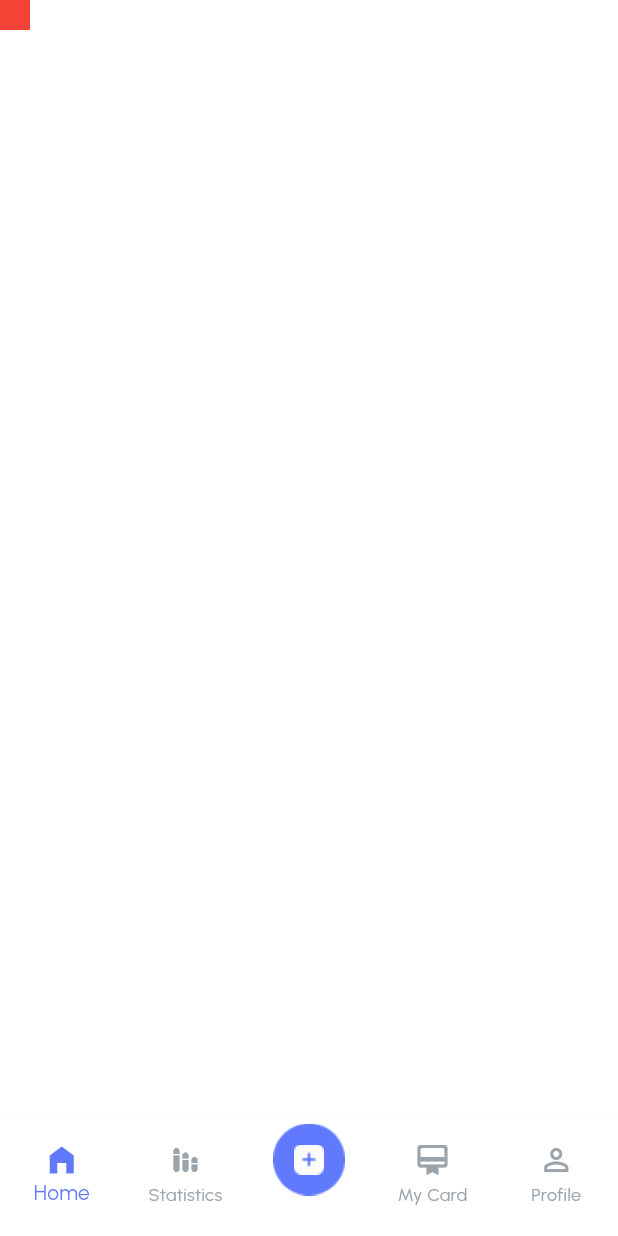
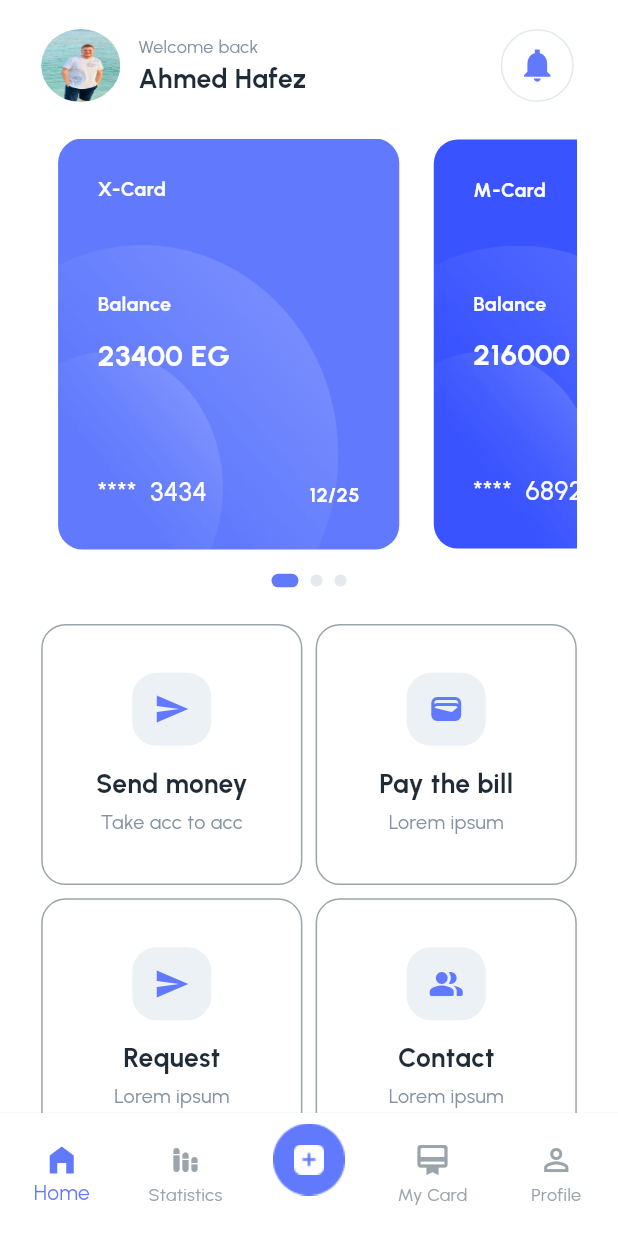
Before and after one commit to AhmedHafez32/Finance-App, a Flutter app: the screen it shows after launch, on a phone screen of 412 x 824 dp. Run offline on Flutter 3.47's test engine with Material 3 defaults, Android fonts, the phone set to English and light mode, and no system bars; drawn by our look-alikes of carousel_slider, dots_indicator; our stand-ins replace flutter_screenutil, flutter_svg, go_router, pin_code_fields.

Commit message:
create home page

```diff
--- a/lib/core/styling/app_assets.dart
+++ b/lib/core/styling/app_assets.dart
@@ -4,6 +4,8 @@ class AppAssets{
   static const String sticker = 'assets/images/sticker.png';
   static const String addIconBackground = 'assets/images/addIconBackground.png';
   static const String addIconPlus = 'assets/images/addIconPlus.png';
+  static const String layer1 = 'assets/images/layer1.png';
+  static const String layer2 = 'assets/images/layer2.png';
 
 
   static const String facebookSVGIcon = 'assets/icons/facebook.svg';
--- a/lib/core/widgets/custom_button_text.dart
+++ b/lib/core/widgets/custom_button_text.dart
@@ -1,5 +1,5 @@
 import 'package:flutter/material.dart';
-import 'package:go_router/go_router.dart';
+
 
 import '../styling/app_color.dart';
 import '../styling/app_style.dart';
--- /dev/null
+++ b/lib/features/home_page/home_page.dart
@@ -0,0 +1,65 @@
+import 'package:finance_app_v1/core/widgets/spacing_widgets.dart';
+import 'package:finance_app_v1/features/home_page/widget/carousel_widget.dart';
+import 'package:finance_app_v1/features/home_page/widget/custome_home_page_item_widget.dart';
+import 'package:finance_app_v1/features/home_page/widget/top_profile_notification_widget.dart';
+import 'package:flutter/material.dart';
+import 'package:flutter_screenutil/flutter_screenutil.dart';
+
+class HomePage extends StatefulWidget {
+  const HomePage({super.key});
+
+  @override
+  State<HomePage> createState() => _HomePageState();
+}
+
+class _HomePageState extends State<HomePage> {
+  @override
+  Widget build(BuildContext context) {
+    return SafeArea(
+      child: Padding(
+        padding: EdgeInsets.symmetric(horizontal: 25.w),
+        child: SingleChildScrollView(
+          child: Column(
+            children: [
+              const HeightSpace(height: 19),
+              TopProfileNotificationWidget(),
+              const HeightSpace(height: 24),
+              CarouselWidget(),
+              const HeightSpace(height: 24),
+              GridView(
+                shrinkWrap: true,
+                gridDelegate: SliverGridDelegateWithFixedCrossAxisCount(
+                  crossAxisCount: 2,
+                  mainAxisSpacing: 8.sp,
+                  crossAxisSpacing: 8.sp,
+                ),
+                children: [
+                  CustomHomePageItemWidget(
+                    iconData: Icons.send_sharp,
+                    title: 'Send money',
+                    description: 'Take acc to acc',
+                  ),
+                  CustomHomePageItemWidget(
+                    iconData: Icons.wallet,
+                    title: 'Pay the bill',
+                    description: 'Lorem ipsum',
+                  ),
+                  CustomHomePageItemWidget(
+                    iconData: Icons.send_sharp,
+                    title: 'Request',
+                    description: 'Lorem ipsum',
+                  ),
+                  CustomHomePageItemWidget(
+                    iconData: Icons.people_alt_rounded,
+                    title: 'Contact',
+                    description: 'Lorem ipsum',
+                  ),
+                ],
+              ),
+            ],
+          ),
+        ),
+      ),
+    );
+  }
+}
--- /dev/null
+++ b/lib/features/home_page/widget/card_item_widget.dart
@@ -0,0 +1,197 @@
+import 'package:finance_app_v1/core/styling/app_assets.dart';
+import 'package:finance_app_v1/core/styling/app_color.dart';
+import 'package:finance_app_v1/core/styling/app_style.dart';
+import 'package:finance_app_v1/core/widgets/spacing_widgets.dart';
+import 'package:flutter/material.dart';
+import 'package:flutter_screenutil/flutter_screenutil.dart';
+
+class CardItemWidget extends StatelessWidget {
+  final Color? backgroundCardColor;
+  final String? cardType;
+  final String? balance;
+  final String? cardNumber;
+  final String? validDate;
+  const CardItemWidget({
+    super.key,
+    this.backgroundCardColor,
+    this.cardType,
+    this.balance,
+    this.cardNumber,
+    this.validDate,
+  });
+
+  @override
+  Widget build(BuildContext context) {
+    return Stack(
+      children: [
+        Container(
+          width: 207.w,
+          height: 270.h,
+          decoration: BoxDecoration(
+            color: backgroundCardColor ?? AppColor.primaryColor,
+            borderRadius: BorderRadius.circular(16.r),
+          ),
+
+          // child: Column(
+          //   crossAxisAlignment: CrossAxisAlignment.start,
+          //   //mainAxisAlignment: MainAxisAlignment.spaceBetween,
+          //   children: [
+          //     const HeightSpace(height: 24),
+          //     Text(
+          //       cardType ?? 'X-Card',
+          //       style: AppStyles.black16w600Styles.copyWith(
+          //         fontSize: 14.sp,
+          //         fontWeight: FontWeight.w500,
+          //         color: Color(0xffFDFDFD),
+          //       ),
+          //     ),
+          //     const HeightSpace(height: 57),
+          //     Text(
+          //       'Balance',
+          //       style: AppStyles.black16w600Styles.copyWith(
+          //         fontSize: 12.sp,
+          //         fontWeight: FontWeight.w700,
+          //         color: Color(0xffFDFDFD),
+          //       ),
+          //     ),
+          //     const HeightSpace(height: 8),
+          //     Text(
+          //       balance ?? '',
+          //       style: AppStyles.black16w600Styles.copyWith(
+          //         fontSize: 24.sp,
+          //         fontWeight: FontWeight.w300,
+          //         color: AppColor.whiteColor,
+          //       ),
+          //     ),
+          //     const HeightSpace(height: 25),
+          //     Row(
+          //       children: [
+          //         Text(
+          //           '****  ${cardNumber ?? ''}',
+          //           style: AppStyles.black16w600Styles.copyWith(
+          //             fontSize: 16.sp,
+          //             fontWeight: FontWeight.w500,
+          //             color: Color(0xffFDFDFD),
+          //           ),
+          //         ),
+          //         const WidthSpace(width: 41),
+          //         Text(
+          //           validDate ?? '',
+          //           style: AppStyles.black16w600Styles.copyWith(
+          //             fontSize: 12.sp,
+          //             color: AppColor.whiteColor,
+          //             fontWeight: FontWeight.w500,
+          //           ),
+          //         ),
+          //       ],
+          //     ),
+          //   ],
+          // ),
+        ),
+
+        Positioned(
+          left: 0,
+          bottom: 0,
+          child: Image.asset(
+            AppAssets.layer1,
+            width: 100.w,
+            height: 130.h,
+            fit: BoxFit.fill,
+          ),
+        ),
+        Positioned(
+          left: 0,
+          bottom: 0,
+          child: Image.asset(
+            AppAssets.layer1,
+            width: 100.w,
+            height: 130.h,
+            fit: BoxFit.fill,
+          ),
+        ),
+        Positioned(
+          left: 0,
+          bottom: 0,
+          child: Image.asset(
+            AppAssets.layer1,
+            width: 170.w,
+            height: 200.h,
+            fit: BoxFit.fill,
+          ),
+        ),
+        Positioned(
+          left: 0,
+          bottom: 0,
+          child: Image.asset(
+            AppAssets.layer1,
+            width: 170.w,
+            height: 200.h,
+            fit: BoxFit.fill,
+          ),
+        ),
+
+        Positioned(
+          left: 24.w,
+          top: 24.h,
+          child: Column(
+            crossAxisAlignment: CrossAxisAlignment.start,
+            children: [
+              Text(
+                cardType ?? 'X-Card',
+                style: AppStyles.black16w600Styles.copyWith(
+                  fontSize: 12.sp,
+                  fontWeight: FontWeight.bold,
+                  color: Color(0xffFDFDFD),
+                ),
+              ),
+              const HeightSpace(height: 57),
+              Text(
+                'Balance',
+                style: AppStyles.black16w600Styles.copyWith(
+                  fontSize: 12.sp,
+                  fontWeight: FontWeight.bold,
+                  color: Color(0xffFDFDFD),
+                ),
+              ),
+              const HeightSpace(height: 10),
+              Text(
+                balance ?? '',
+                style: AppStyles.black16w600Styles.copyWith(
+                  fontSize: 18.sp,
+                  fontWeight: FontWeight.bold,
+                  color: Color(0xffFDFDFD),
+                ),
+              ),
+            ],
+          ),
+        ),
+
+        Positioned(
+          right: 24.w,
+          bottom: 26.h,
+          child: Text(
+            validDate ?? '',
+            style: AppStyles.black16w600Styles.copyWith(
+              fontSize: 12.sp,
+              color: AppColor.whiteColor,
+              fontWeight: FontWeight.bold,
+            ),
+          ),
+        ),
+
+        Positioned(
+          left: 24.w,
+          bottom: 26.h,
+          child: Text(
+            '****  ${cardNumber ?? ''}',
+            style: AppStyles.black16w600Styles.copyWith(
+              fontSize: 16.sp,
+              fontWeight: FontWeight.w500,
+              color: Color(0xffFDFDFD),
+            ),
+          ),
+        ),
+      ],
+    );
+  }
+}
--- /dev/null
+++ b/lib/features/home_page/widget/carousel_widget.dart
@@ -0,0 +1,63 @@
+import 'package:carousel_slider/carousel_slider.dart';
+import 'package:dots_indicator/dots_indicator.dart';
+import 'package:finance_app_v1/core/styling/app_color.dart';
+import 'package:finance_app_v1/core/widgets/spacing_widgets.dart';
+import 'package:finance_app_v1/features/home_page/widget/custom_dots_indecator_widget.dart';
+import 'package:flutter/material.dart';
+import 'package:flutter_screenutil/flutter_screenutil.dart';
+
+import 'card_item_widget.dart';
+
+class CarouselWidget extends StatefulWidget {
+  const CarouselWidget({super.key});
+
+  @override
+  State<CarouselWidget> createState() => _CarouselWidgetState();
+}
+
+class _CarouselWidgetState extends State<CarouselWidget> {
+  int currentPageIndex = 0;
+
+  @override
+  Widget build(BuildContext context) {
+    return Column(
+      children: [
+        CarouselSlider(
+          options: CarouselOptions(
+            onPageChanged: (index, reason) {
+              setState(() {
+                currentPageIndex = index;
+              });
+            },
+            height: 270.h,
+            padEnds: false,
+            viewportFraction: 0.7,
+            enlargeCenterPage: true,
+            scrollDirection: Axis.horizontal,
+            enlargeFactor: 0.05,
+          ),
+
+          items: [CardItemWidget(
+            cardNumber: '3434',
+            validDate: '12/25',
+            balance: '23400 EG',
+          ), CardItemWidget(
+            backgroundCardColor: Color(0xff3853ff),
+            cardNumber: '6892',
+            cardType: 'M-Card',
+            validDate: '03/29',
+            balance: '216000 EG',
+          ), CardItemWidget(
+            backgroundCardColor: Color(0xff272885),
+            cardNumber: '5428',
+            cardType: 'Y-Card',
+            validDate: '06/27',
+            balance: '1000000 EG',
+          )],
+        ),
+        const HeightSpace(height: 16),
+        CustomDotsIndicatorWidget(currentPageIndex: currentPageIndex),
+      ],
+    );
+  }
+}
--- /dev/null
+++ b/lib/features/home_page/widget/custom_card.dart
@@ -0,0 +1,15 @@
+import 'package:flutter/material.dart';
+
+class CustomCard extends StatefulWidget {
+  const CustomCard({super.key});
+
+  @override
+  State<CustomCard> createState() => _CustomCardState();
+}
+
+class _CustomCardState extends State<CustomCard> {
+  @override
+  Widget build(BuildContext context) {
+    return const Placeholder();
+  }
+}
--- /dev/null
+++ b/lib/features/home_page/widget/custom_dots_indecator_widget.dart
@@ -0,0 +1,32 @@
+import 'package:dots_indicator/dots_indicator.dart';
+import 'package:flutter/material.dart';
+
+class CustomDotsIndicatorWidget extends StatefulWidget {
+  late int currentPageIndex;
+  CustomDotsIndicatorWidget({super.key, required this.currentPageIndex});
+
+  @override
+  State<CustomDotsIndicatorWidget> createState() => _CustomDotsIndicatorWidgetState();
+}
+
+class _CustomDotsIndicatorWidgetState extends State<CustomDotsIndicatorWidget> {
+
+
+
+  @override
+  Widget build(BuildContext context) {
+    return DotsIndicator(
+      dotsCount: 3,
+      position: widget.currentPageIndex.toDouble(),
+      decorator: DotsDecorator(
+        spacing: EdgeInsets.symmetric(horizontal: 4),
+        color: Color(0xffE3E9ED),
+        size: const Size.square(8.0),
+        activeSize: const Size(18.0, 9.0),
+        activeShape: RoundedRectangleBorder(
+          borderRadius: BorderRadius.circular(5.0),
+        ),
+      ),
+    );
+  }
+}
--- /dev/null
+++ b/lib/features/home_page/widget/custome_home_page_item_widget.dart
@@ -0,0 +1,57 @@
+import 'package:finance_app_v1/core/styling/app_style.dart';
+import 'package:finance_app_v1/core/widgets/spacing_widgets.dart';
+import 'package:flutter/material.dart';
+import 'package:flutter_screenutil/flutter_screenutil.dart';
+
+import '../../../core/styling/app_color.dart';
+
+class CustomHomePageItemWidget extends StatelessWidget {
+  final IconData iconData;
+  final String title;
+  final String description;
+  const CustomHomePageItemWidget({
+    super.key,
+    required this.iconData,
+    required this.title,
+    required this.description,
+  });
+
+  @override
+  Widget build(BuildContext context) {
+    return Container(
+      decoration: BoxDecoration(
+        border: Border.all(color: AppColor.grayColor, width: 1),
+        borderRadius: BorderRadius.circular(16.r),
+      ),
+      child: Padding(
+        padding: EdgeInsets.all(16.sp),
+        child: Column(
+          mainAxisAlignment: MainAxisAlignment.center,
+          children: [
+            Container(
+              width: 48.w,
+              height: 48.h,
+              decoration: BoxDecoration(
+                color: Color(0xffECF1F6),
+                borderRadius: BorderRadius.circular(16.r),
+              ),
+              child: Icon(iconData, color: AppColor.primaryColor),
+            ),
+            const HeightSpace(height: 12),
+            Text(
+              title,
+              style: AppStyles.black16w600Styles.copyWith(
+                fontWeight: FontWeight.bold,
+              ),
+            ),
+            const HeightSpace(height: 4),
+            Text(
+              description,
+              style: AppStyles.subTitlesStyles.copyWith(fontSize: 12.sp),
+            ),
+          ],
+        ),
+      ),
+    );
+  }
+}
--- /dev/null
+++ b/lib/features/home_page/widget/top_profile_notification_widget.dart
@@ -0,0 +1,57 @@
+import 'package:flutter/material.dart';
+import 'package:flutter_screenutil/flutter_screenutil.dart';
+
+import '../../../core/styling/app_color.dart';
+import '../../../core/styling/app_style.dart';
+import '../../../core/widgets/spacing_widgets.dart';
+
+class TopProfileNotificationWidget extends StatelessWidget {
+  const TopProfileNotificationWidget({super.key});
+
+  @override
+  Widget build(BuildContext context) {
+    return Row(
+      //mainAxisAlignment: MainAxisAlignment.spaceEvenly,
+      children: [
+        ClipOval(
+          child: Image.asset(
+            'assets/images/homePhoto.jpeg',
+            width: 48.w,
+            height: 48.h,
+            fit: BoxFit.fill,
+          ),
+        ),
+        const WidthSpace(width: 11),
+        Column(
+          crossAxisAlignment: CrossAxisAlignment.start,
+          children: [
+            Text(
+              'Welcome back',
+              style: AppStyles.subTitlesStyles.copyWith(fontSize: 12),
+            ),
+            Text(
+              'Ahmed Hafez',
+              style: AppStyles.black16w600Styles.copyWith(
+                fontWeight: FontWeight.w700,
+              ),
+            ),
+          ],
+        ),
+        Spacer(),
+        Container(
+          width: 48.w,
+          height: 48.h,
+          decoration: BoxDecoration(
+            shape: BoxShape.circle,
+            border: Border.all(color: Color(0xffE3E9ED), width: 1),
+          ),
+          child: Icon(
+            Icons.notifications_sharp,
+            size: 24.sp,
+            color: AppColor.primaryColor,
+          ),
+        ),
+      ],
+    );
+  }
+}
--- a/lib/features/main_screen/main_screen.dart
+++ b/lib/features/main_screen/main_screen.dart
@@ -1,5 +1,6 @@
 import 'package:finance_app_v1/core/styling/app_assets.dart';
 import 'package:finance_app_v1/core/styling/app_color.dart';
+import 'package:finance_app_v1/features/home_page/home_page.dart';
 import 'package:flutter/material.dart';
 
 class MainScreen extends StatefulWidget {
@@ -11,7 +12,7 @@ class MainScreen extends StatefulWidget {
 
 class _MainScreenState extends State<MainScreen> {
   List<Widget> screens = [
-    Container(width: 20, height: 20, color: Colors.red),
+    HomePage(),
     Container(width: 20, height: 20, color: Colors.blue),
     Container(width: 20, height: 20, color: Colors.yellow),
     Container(width: 20, height: 20, color: Colors.purple),
--- a/pubspec.yaml
+++ b/pubspec.yaml
@@ -38,6 +38,8 @@ dependencies:
   go_router: ^16.1.0
   flutter_svg: ^2.2.0
   pin_code_fields: ^8.0.1
+  dots_indicator: ^4.0.1
+  carousel_slider: ^5.1.1
 
 dev_dependencies:
   flutter_test:
```
Also changed, not shown: assets/images/homePhoto.jpeg (added), assets/images/layer1.png (added), assets/images/layer2.png (added), pubspec.lock.
